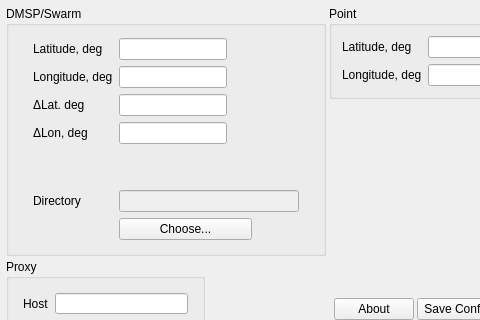
Albom/DMSP_Pass, file ui/MainWnd.ui: the form before one commit; both pictures show x 0 to 480 and y 0 to 320 of the 781 by 580 pixel window.
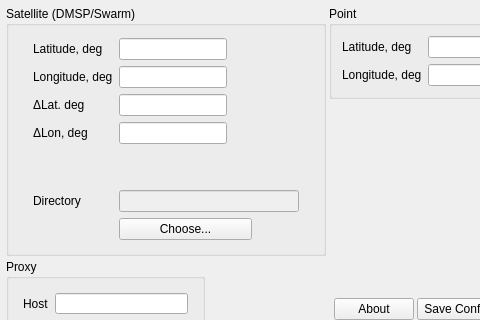
The form after the commit.

Commit message: Renamed to Sat_Pass

```diff
--- a/ui/MainWnd.ui
+++ b/ui/MainWnd.ui
@@ -277,7 +277,7 @@
          </size>
         </property>
         <property name="title">
-         <string>DMSP/Swarm</string>
+         <string>Satellite (DMSP/Swarm)</string>
         </property>
         <property name="alignment">
          <set>Qt::AlignLeading|Qt::AlignLeft|Qt::AlignTop</set>
```
Left out of the diff: 2 changed lines with no effect on the pictures. The commit also changes 1 other file.
